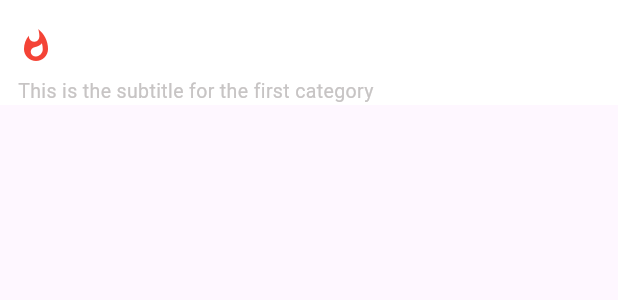
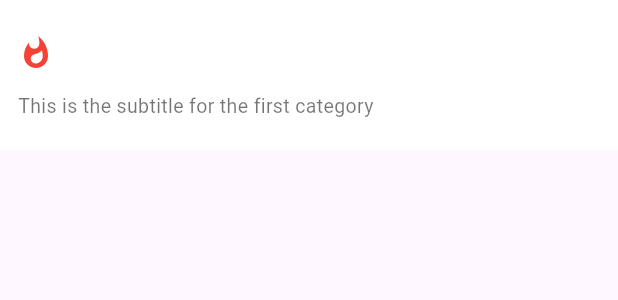
Before and after one commit to AmmaraAkbar123/Food-Store-Front, a Flutter app: the BodySection widget shown alone on an empty page, opened directly with empty values, on a phone screen of 412 x 824 dp. Shown: the top 300 px of the screen. Run offline on Flutter 3.47's test engine with Material 3 defaults, Android fonts, the phone set to English and light mode, and no system bars; our stand-ins replace custom_rating_bar, flutter_secure_storage, iconsax_flutter, scroll_to_index; missing offline and left inert: rect_getter; accounts and stored records are empty; network calls fail.

Commit message:
space of grif header list is fixed

```diff
--- a/lib/main.dart
+++ b/lib/main.dart
@@ -1,5 +1,4 @@
 import 'package:flutter/material.dart';
-import 'package:flutter/rendering.dart';
 import 'package:foodstorefront/my_app.dart';
 import 'package:foodstorefront/provider/business_provider.dart';
 import 'package:foodstorefront/provider/category_provider.dart';
@@ -10,7 +9,7 @@ import 'provider/store_provider.dart';
 
 void main() {
   WidgetsFlutterBinding.ensureInitialized();
-  debugPaintSizeEnabled = true;
+  //debugPaintSizeEnabled = true;
   runApp(
     MultiProvider(
       providers: [
--- a/lib/provider/product_provider.dart
+++ b/lib/provider/product_provider.dart
@@ -10,7 +10,8 @@ class ProductProvider with ChangeNotifier {
   int _quantity = 1;
   bool _isOptionSelected = false;
   Set<int> selectedIndices = {}; // New field for selected indices
-  Map<String, String> _selectedOptions = {}; // New field for selected options
+  final Map<String, String> _selectedOptions =
+      {}; // New field for selected options
   String _specialInstructions = ''; // New field for special instructions
 
   List<ProductModel> get products => _products;
--- a/lib/screens/drawer/my_drawer.dart
+++ b/lib/screens/drawer/my_drawer.dart
@@ -26,7 +26,7 @@ class MyDrawer extends StatelessWidget {
               Navigator.push(
                 context,
                 MaterialPageRoute(
-                    builder: (context) => TermsAndConditionsPage()),
+                    builder: (context) => const TermsAndConditionsPage()),
               );
             },
           ),
--- a/lib/screens/store/app_bar/custom_appbar.dart
+++ b/lib/screens/store/app_bar/custom_appbar.dart
@@ -45,6 +45,7 @@ class CustomAppBar extends SliverAppBar {
         child: Container(
           color: MyColors.white,
           child: TabBar(
+
             tabAlignment: TabAlignment.start,
             isScrollable: true,
             controller: tabController,
@@ -79,7 +80,7 @@ class CustomAppBar extends SliverAppBar {
                 padding: EdgeInsets.all(10.0),
                 child: Column(
                   children: [
-                    SizedBox(height: 100),
+                    SizedBox(height: 80),
                     //store screen logo and name
                     StoreNameLogo(),
                     SizedBox(height: 20),
--- a/lib/screens/store/body_section/category_section.dart
+++ b/lib/screens/store/body_section/body_section.dart
@@ -24,7 +24,6 @@ class BodySection extends StatelessWidget {
   Widget build(BuildContext context) {
     return Container(
       padding: const EdgeInsets.symmetric(horizontal: 12.0),
-      margin: const EdgeInsets.only(bottom: 12),
       color: MyColors.white,
       child: Column(
         crossAxisAlignment: CrossAxisAlignment.start,
@@ -33,7 +32,7 @@ class BodySection extends StatelessWidget {
         children: [
           buildSectionTileHeader(context),
           if (categoryIndex == 0) buildSubtitle(context),
-          categoryIndex == 0 ? buildGridView() : buildListView(),
+          categoryIndex == 0 ? buildGridView(context) : buildListView(context),
         ],
       ),
     );
@@ -41,13 +40,12 @@ class BodySection extends StatelessWidget {
 
   Widget buildSectionTileHeader(BuildContext context) {
     return Container(
-      margin: const EdgeInsets.only(
-        top: 15,
+      margin: const EdgeInsets.only(top: 20, bottom: 10 // Reduced top margin
           ),
       child: Row(
         children: [
           if (categoryIndex == 0) Icon(Icons.whatshot, color: MyColors.red),
-          const SizedBox(width: 8), // Add some space between the icon and text
+          const SizedBox(width: 4), // Reduced space between the icon and text
           Text(
             category.name,
             style: Theme.of(context)
@@ -61,17 +59,17 @@ class BodySection extends StatelessWidget {
   }
 
   Widget buildSubtitle(BuildContext context) {
-    return Padding(
-      padding: const EdgeInsets.only(top: 5.0),
+    return const Padding(
+      padding: EdgeInsets.only(bottom: 20), // Reduced top padding
       child: Text('This is the subtitle for the first category',
-          style: TextStyle(color: MyColors.grey)),
+          style: TextStyle(color: MyColors.greyText)),
     );
   }
 
-  Widget buildGridView() {
-    return SizedBox(
-      child: GridView.builder(
+  Widget buildGridView(BuildContext context) {
+    return GridView.builder(
       shrinkWrap: true,
+      padding: EdgeInsets.zero, // Removed padding
       physics: const NeverScrollableScrollPhysics(),
       gridDelegate: const SliverGridDelegateWithFixedCrossAxisCount(
         crossAxisCount: 2,
@@ -89,14 +87,13 @@ class BodySection extends StatelessWidget {
                     ))),
             child: GridCard(product: product));
       },
-      ),
     );
   }
 
-  Widget buildListView() {
-    return SizedBox(
-      child: ListView.builder(
+  Widget buildListView(BuildContext context) {
+    return ListView.builder(
       shrinkWrap: true,
+      padding: EdgeInsets.zero, // Removed padding
       physics: const NeverScrollableScrollPhysics(),
       itemCount: products.length,
       itemBuilder: (context, index) {
@@ -108,7 +105,6 @@ class BodySection extends StatelessWidget {
                     ))),
             child: ListCard(product: product));
       },
-      ),
     );
   }
 }
```
Also changed, not shown: lib/api_services/product/product_api_service.dart (+22 -7 lines), lib/provider/category_provider.dart (+6 -12 lines), lib/screens/drawer/terms_conditions.dart (+4 -7 lines), lib/screens/location/location_access_screen.dart (+18 -0 lines), lib/screens/store/store_screen.dart (+29 -26 lines). Lines whose indentation alone changed are shown as unchanged.
